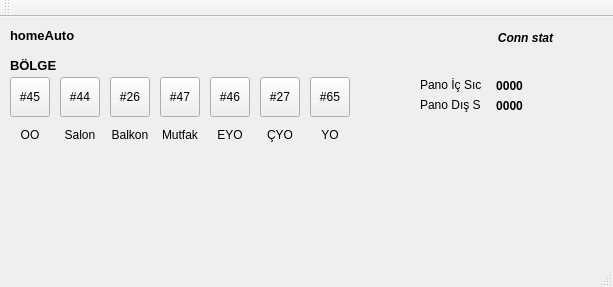
First picture: the form in mainwindow.ui, repository alikanarya/homeAutoGui, before the edit.
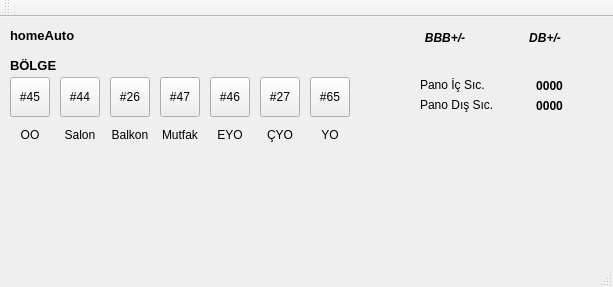
Second picture: the form after the edit.

Patch:
```diff
--- a/mainwindow.ui
+++ b/mainwindow.ui
@@ -281,9 +281,9 @@
    <widget class="QLabel" name="connStatusLabel">
     <property name="geometry">
      <rect>
-      <x>470</x>
+      <x>410</x>
       <y>10</y>
-      <width>111</width>
+      <width>70</width>
       <height>21</height>
      </rect>
     </property>
@@ -295,7 +295,7 @@
      </font>
     </property>
     <property name="text">
-     <string>Conn stat</string>
+     <string>BBB+/-</string>
     </property>
     <property name="alignment">
      <set>Qt::AlignCenter</set>
@@ -304,7 +304,7 @@
    <widget class="QLabel" name="ai0">
     <property name="geometry">
      <rect>
-      <x>480</x>
+      <x>520</x>
       <y>60</y>
       <width>59</width>
       <height>17</height>
@@ -326,7 +326,7 @@
    <widget class="QLabel" name="ai1">
     <property name="geometry">
      <rect>
-      <x>480</x>
+      <x>520</x>
       <y>80</y>
       <width>59</width>
       <height>17</height>
@@ -350,7 +350,7 @@
      <rect>
       <x>420</x>
       <y>60</y>
-      <width>61</width>
+      <width>91</width>
       <height>17</height>
      </rect>
     </property>
@@ -361,7 +361,7 @@
      <enum>Qt::RichText</enum>
     </property>
     <property name="alignment">
-     <set>Qt::AlignCenter</set>
+     <set>Qt::AlignLeading|Qt::AlignLeft|Qt::AlignVCenter</set>
     </property>
    </widget>
    <widget class="QLabel" name="label_10">
@@ -369,7 +369,7 @@
      <rect>
       <x>420</x>
       <y>80</y>
-      <width>61</width>
+      <width>91</width>
       <height>17</height>
      </rect>
     </property>
@@ -380,6 +380,29 @@
      <enum>Qt::RichText</enum>
     </property>
     <property name="alignment">
+     <set>Qt::AlignLeading|Qt::AlignLeft|Qt::AlignVCenter</set>
+    </property>
+   </widget>
+   <widget class="QLabel" name="DBconnStatusLabel">
+    <property name="geometry">
+     <rect>
+      <x>510</x>
+      <y>10</y>
+      <width>70</width>
+      <height>21</height>
+     </rect>
+    </property>
+    <property name="font">
+     <font>
+      <weight>75</weight>
+      <italic>true</italic>
+      <bold>true</bold>
+     </font>
+    </property>
+    <property name="text">
+     <string>DB+/-</string>
+    </property>
+    <property name="alignment">
      <set>Qt::AlignCenter</set>
     </property>
    </widget>
```
Left out of the diff: 2 changed lines with no effect on the pictures.
